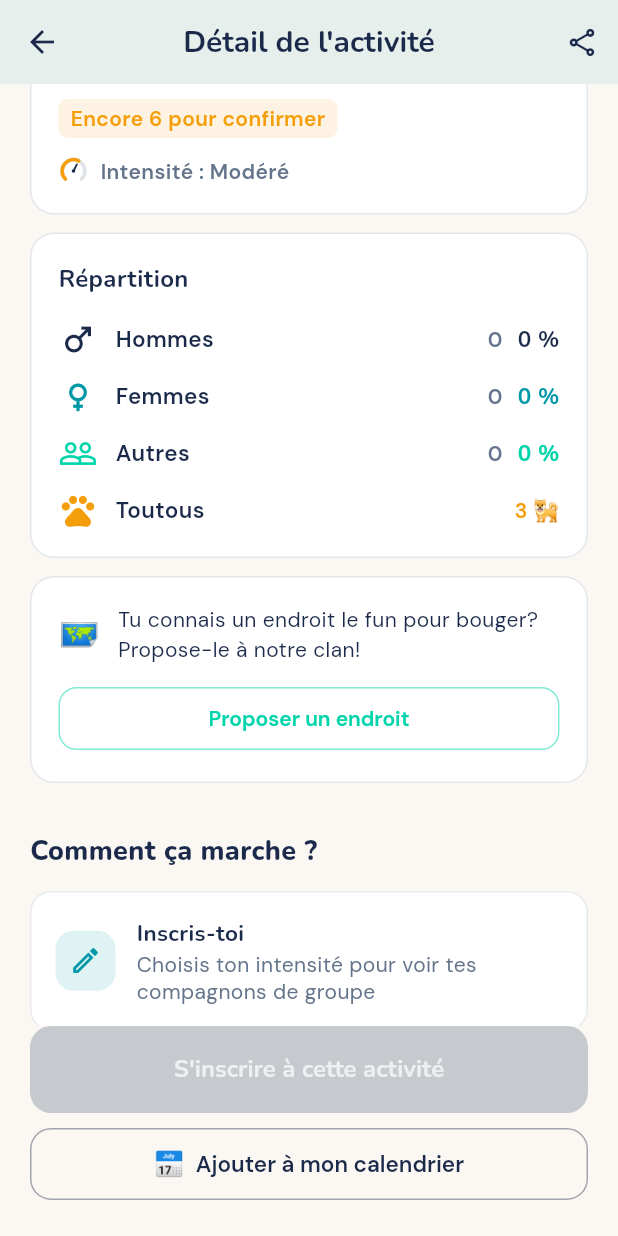
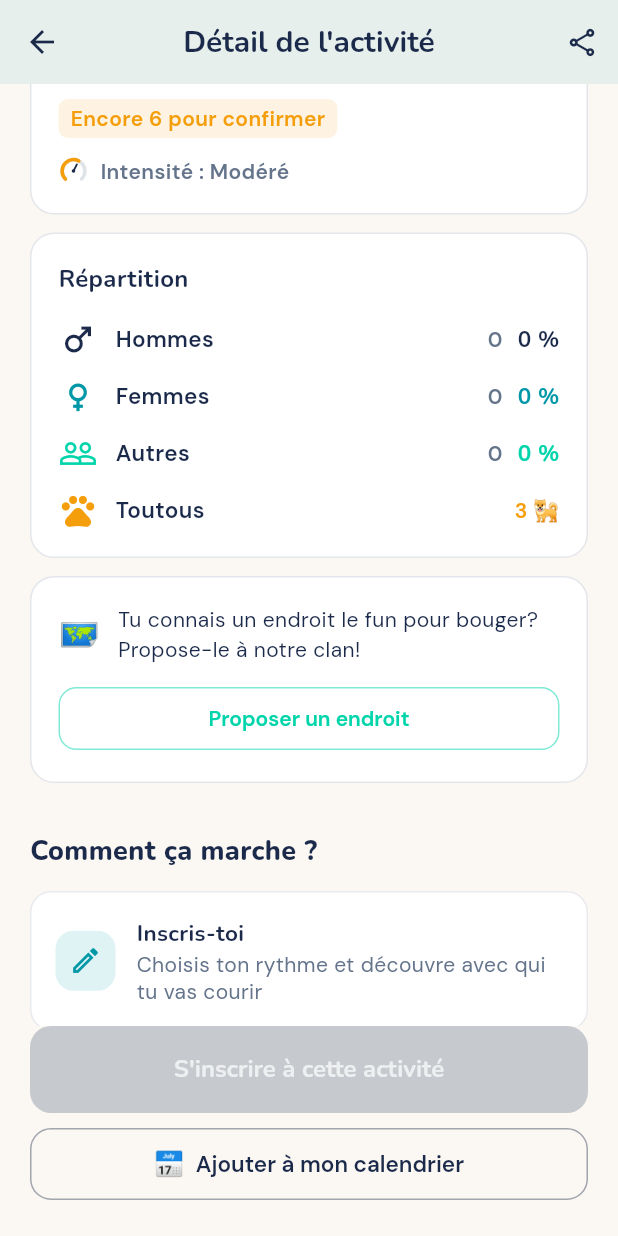
Before and after one commit to vincent-cantin-bellemare/yapigo, a Flutter app: the EventDetailScreen screen opened directly with empty values, scrolled down 1152 dp, on a phone screen of 412 x 824 dp. Run offline on Flutter 3.47's test engine with Material 3 defaults, Android fonts, the light colour scheme and no system bars; our stand-ins replace confetti, flutter_animate, google_fonts, package_info_plus, share_plus, shimmer and 2 more; accounts and stored records are empty; network calls fail.

Commit message:
Update mock events to reflect new running categories, modify onboarding and event detail texts for clarity, and replace logo asset with an updated version. Enhance user experience by emphasizing running activities throughout the app.

```diff
--- a/apps/mobile/lib/screens/events/event_detail_screen.dart
+++ b/apps/mobile/lib/screens/events/event_detail_screen.dart
@@ -687,13 +687,13 @@ class _EventDetailScreenState extends State<EventDetailScreen> {
                   const SizedBox(height: 14),
                   Column(
                     children: [
-                      _HowItWorksStep(number: '1', icon: Icons.edit_outlined, title: 'Inscris-toi', description: 'Choisis ton intensité pour voir tes compagnons de groupe'),
+                      _HowItWorksStep(number: '1', icon: Icons.edit_outlined, title: 'Inscris-toi', description: 'Choisis ton rythme et découvre avec qui tu vas courir'),
                       const SizedBox(height: 10),
-                      _HowItWorksStep(number: '2', icon: Icons.location_on_outlined, title: 'Rendez-vous au point de départ', description: 'Tout le monde se retrouve ensemble au même endroit'),
+                      _HowItWorksStep(number: '2', icon: Icons.location_on_outlined, title: 'Rendez-vous au point de départ', description: 'On se rejoint tous au même endroit pour partir ensemble'),
                       const SizedBox(height: 10),
-                      _HowItWorksStep(number: '3', icon: Icons.fitness_center_rounded, title: 'On bouge!', description: 'Des sous-groupes se forment naturellement selon les intensités — pas d\'obligation'),
+                      _HowItWorksStep(number: '3', icon: Icons.directions_run_rounded, title: 'On court!', description: 'On court en duo ou en groupe, à ton rythme — l\'important c\'est la connexion'),
                       const SizedBox(height: 10),
-                      _HowItWorksStep(number: '4', icon: Icons.local_cafe_outlined, title: 'Ravito Smoothie!', description: 'Tout le monde se retrouve au café pour célébrer'),
+                      _HowItWorksStep(number: '4', icon: Icons.local_cafe_outlined, title: 'L\'Apéro Smoothie', description: 'Après la course, on se retrouve dans un café pour mieux se connaître'),
                     ],
                   ),
 
--- a/apps/mobile/lib/screens/onboarding/onboarding_screen.dart
+++ b/apps/mobile/lib/screens/onboarding/onboarding_screen.dart
@@ -24,21 +24,21 @@ class _OnboardingScreenState extends State<OnboardingScreen> {
       assetPath: 'assets/onboarding/onboarding_quartier.png',
       title: 'Choisis ton quartier',
       subtitle:
-          'Plateau, Mile-End, Griffintown...\nTes activités sportives sociales, c\'est dans ton coin qu\'on les planifie!',
+          'Plateau, Mile-End, Griffintown...\nTrouve une course près de chez toi et découvre qui court dans ton coin!',
     ),
     _OnboardingPage(
       icon: Icons.groups,
       assetPath: 'assets/onboarding/onboarding_group.png',
-      title: 'Bouge avec un groupe de gens actifs',
+      title: 'Cours avec quelqu\'un de nouveau',
       subtitle:
-          'Tu te retrouves avec des gens qui bougent comme toi — pour voir si ça clique en vrai.',
+          'On te jumelle avec des coureurs à ton rythme — pour voir si ça clique en vrai.',
     ),
     _OnboardingPage(
       icon: Icons.local_cafe,
       assetPath: 'assets/onboarding/onboarding_apero.png',
-      title: 'Rendez-vous au point de départ',
+      title: 'L\'Apéro Smoothie',
       subtitle:
-          'Vous choisissez l\'itinéraire ensemble, avec des repères d\'intensité clairs (Chill, Modéré, Intense...).\nAprès l\'activité : Ravito Smoothie pour jaser tranquillement.',
+          'Après la course, on se retrouve dans un café pour mieux se connaître.\nC\'est là que la magie opère!',
     ),
   ];
 
```
Also changed, not shown: apps/mobile/lib/data/mock_events.dart (+27 -35 lines), apps/mobile/lib/screens/home/home_screen.dart (+16 -16 lines), apps/mobile/assets/images/logo_rundate.png.
